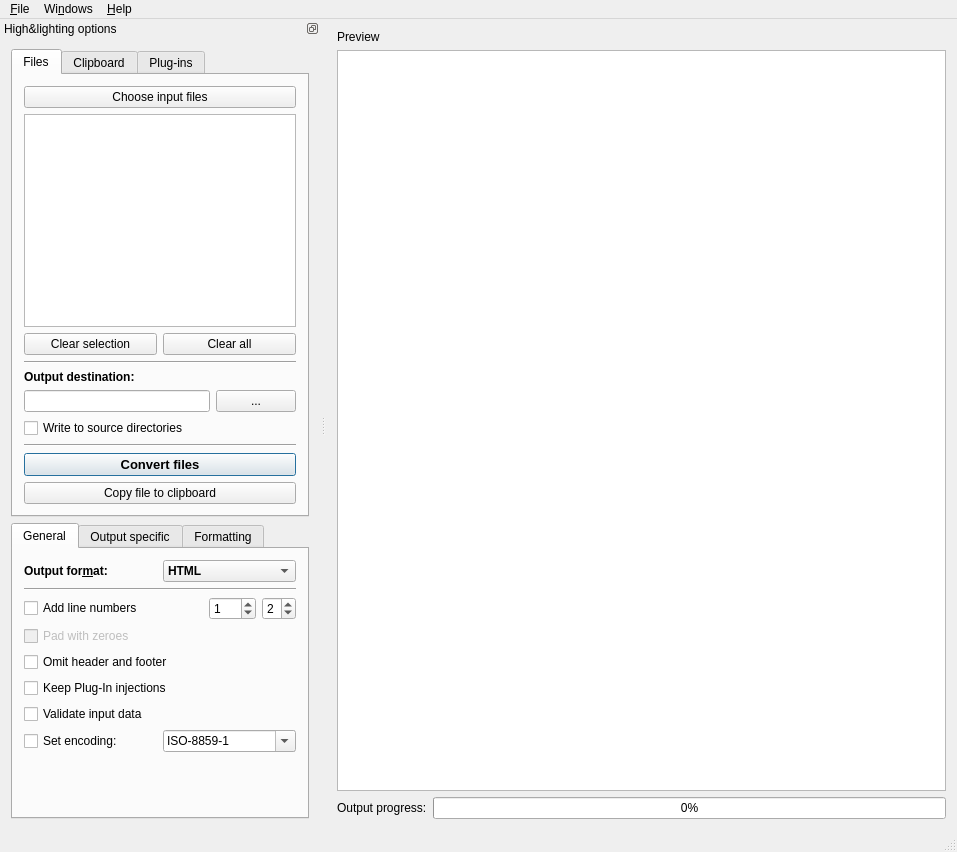
This is highlight/src/gui-qt/mainwindow.ui in svn2github/highlight as Qt 5 draws it before an edit. The edited form follows.
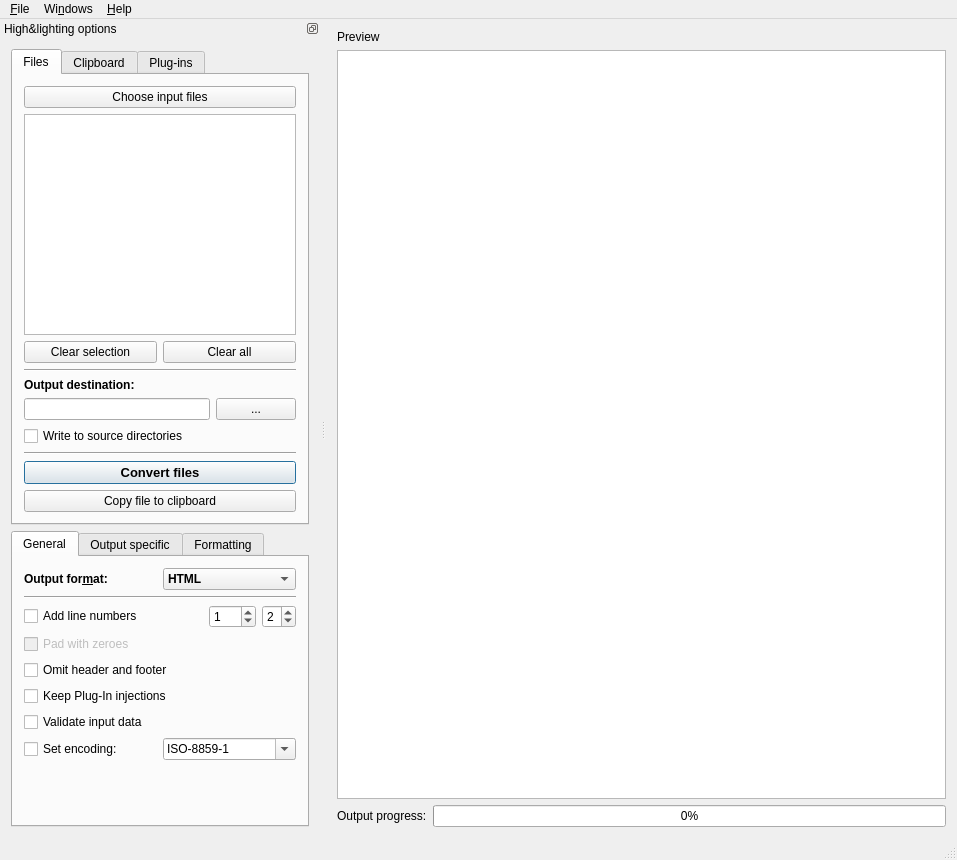
This is the edited form. The open tabs and pages were chosen to show the change. Icons and pictures are not drawn.

```diff
--- a/highlight/src/gui-qt/mainwindow.ui
+++ b/highlight/src/gui-qt/mainwindow.ui
@@ -10,7 +10,7 @@
     <x>0</x>
     <y>0</y>
     <width>957</width>
-    <height>852</height>
+    <height>860</height>
    </rect>
   </property>
   <property name="acceptDrops">
@@ -332,7 +332,6 @@
            </property>
            <property name="font">
             <font>
-             <family>MS Shell Dlg 2</family>
              <pointsize>10</pointsize>
              <weight>75</weight>
              <bold>true</bold>
```
Left out of the diff: 9 changed lines with no effect on the pictures.
